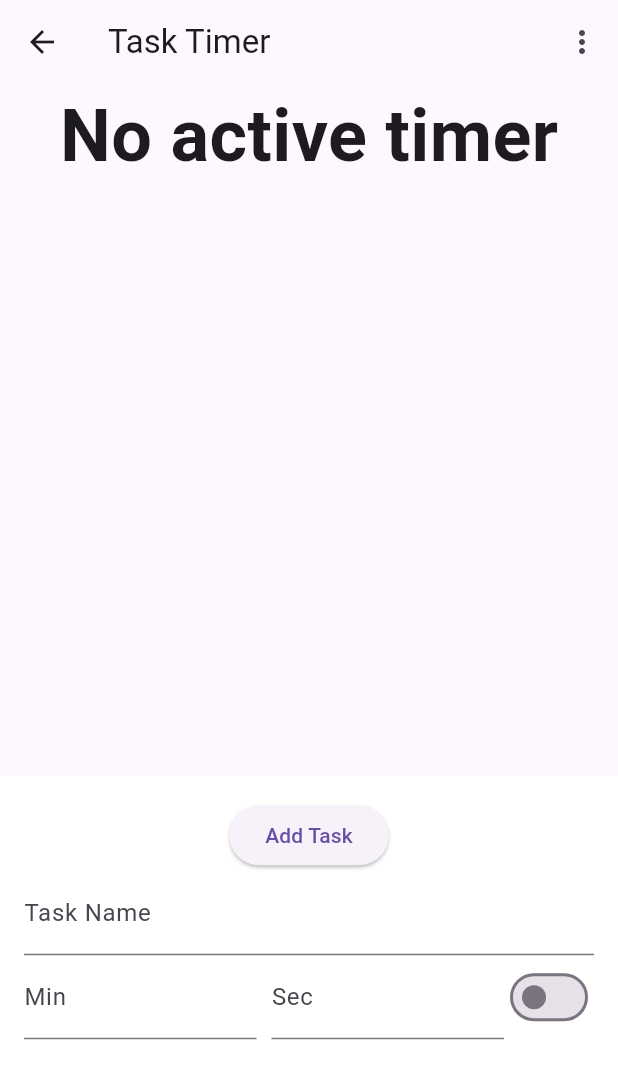
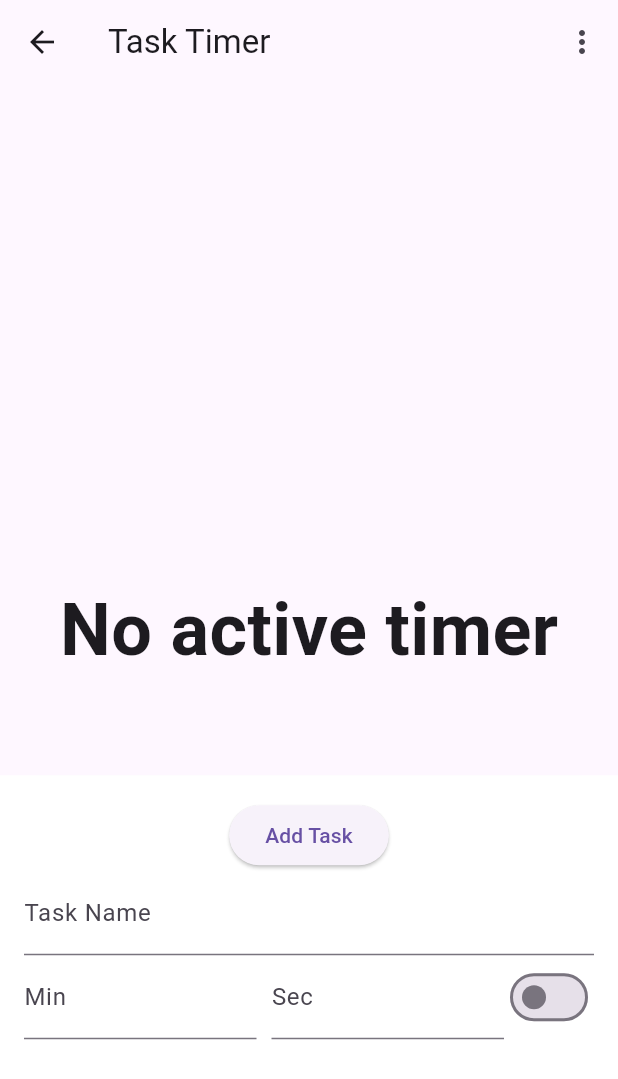
Before and after one commit to jackliu970103/flutterwithoutimport, a Flutter app: the screen it shows after launch, after a tap on "Add Task", on a phone screen of 412 x 824 dp. Shown: the top 1079 px of the screen. Run offline on Flutter 3.47's test engine with Material 3 defaults, Android fonts, the phone set to English and light mode, and no system bars; missing offline and left inert: dart:ffi.

Commit message:
fix timmer screen

```diff
--- a/lib/Timer.dart
+++ b/lib/Timer.dart
@@ -1,4 +1,6 @@
 import 'dart:async';
+import 'dart:ffi' as fii;
+import 'dart:math';
 import 'package:flutter/material.dart';
 import 'package:flutterwithoutimport/WeeklySummary.dart';
 
@@ -46,6 +48,7 @@ class _TimerscreenState extends State<Timerscreen> {
       body: Align(
         alignment: Alignment.center,
         child: Column(
+          mainAxisAlignment: MainAxisAlignment.center,
           children: [
             Text(
               _activeTask != null ? _activeTask!.getFormattedTime() : "No active timer",
@@ -56,6 +59,17 @@ class _TimerscreenState extends State<Timerscreen> {
               Text(
                 "Current Task: ${_activeTask!.taskName}",
                 style: const TextStyle(fontSize: 20, fontWeight: FontWeight.w500),
+              ),
+            const SizedBox(height: 20),
+            if (_activeTask != null)
+              SizedBox(
+                width: 200,
+                height: 200,
+                child: CustomPaint(
+                  painter: ClockPainter(
+                    _activeTask!.remainingSeconds % 60.toDouble(),
+                  ),
+                ),
               ),
           ],
         ),
@@ -127,12 +141,10 @@ class _TimerscreenState extends State<Timerscreen> {
                     ],
                   ),
                   const SizedBox(height: 10),
-                  // 讓 ReorderableListView 佔滿可用空間
                   SizedBox(
-                    height: 300, // 限制最大高度，避免影響 BottomSheet 滑動
+                    height: 500,
                     child: ReorderableListView.builder(
-                      physics: const NeverScrollableScrollPhysics(), // 禁用內部滾動，讓 BottomSheet 控制滾動
-                      shrinkWrap: true, // 只佔用所需空間
+                      shrinkWrap: false,
                       itemCount: _taskList.length,
                       itemBuilder: (context, index) {
                         final task = _taskList[index];
@@ -226,3 +238,47 @@ class Task {
     _timer?.cancel();
   }
 }
+class ClockPainter extends CustomPainter {
+  final double remainingTime; // 剩餘時間，單位：秒
+
+  ClockPainter(this.remainingTime);
+
+  @override
+  void paint(Canvas canvas, Size size) {
+    final center = Offset(size.width / 2, size.height / 2);
+    final radius = size.width / 2;
+
+    final paint = Paint()..color = Colors.blueAccent;
+    canvas.drawCircle(center, radius, paint);
+
+    for (int i = 0; i < 60; i++) {
+      final angle = 2 * pi * i / 60;
+      final startOffset = Offset(
+        center.dx + radius * 0.9 * cos(angle),
+        center.dy + radius * 0.9 * sin(angle),
+      );
+      final endOffset = Offset(
+        center.dx + radius * cos(angle),
+        center.dy + radius * sin(angle),
+      );
+      paint.color = i % 5 == 0 ? Colors.white : Colors.white.withOpacity(0.5);
+      paint.strokeWidth = 2.0;
+      canvas.drawLine(startOffset, endOffset, paint);
+    }
+
+    final remainingAngle = 2 * pi * (1 - remainingTime / 60);
+    final handLength = radius * 0.7;
+    final handOffset = Offset(
+      center.dx + handLength * cos(remainingAngle),
+      center.dy + handLength * sin(remainingAngle),
+    );
+    paint.color = Colors.red;
+    paint.strokeWidth = 4.0;
+    canvas.drawLine(center, handOffset, paint);
+  }
+
+  @override
+  bool shouldRepaint(CustomPainter oldDelegate) {
+    return true;
+  }
+}
--- a/lib/main.dart
+++ b/lib/main.dart
@@ -1,6 +1,5 @@
 import 'package:flutter/material.dart';
 import 'package:flutterwithoutimport/Timer.dart';
-import 'package:flutterwithoutimport/shake.dart';
 import 'package:flutterwithoutimport/splashscreen.dart';
 
 void main() {
--- a/lib/splashscreen.dart
+++ b/lib/splashscreen.dart
@@ -2,6 +2,7 @@ import 'dart:ffi';
 
 import 'package:flutter/material.dart';
 import 'package:flutterwithoutimport/Timer.dart';
+
 class Splashscreen extends StatefulWidget {
   const Splashscreen({super.key});
 
@@ -9,45 +10,61 @@ class Splashscreen extends StatefulWidget {
   State<Splashscreen> createState() => _SplashscreenState();
 }
 
-class _SplashscreenState extends State<Splashscreen>with TickerProviderStateMixin{
+class _SplashscreenState extends State<Splashscreen>
+    with TickerProviderStateMixin {
   late AnimationController animationController;
   late Animation<double> animation;
+
   @override
-  void dispose(){
+  void dispose() {
     super.dispose();
     animationController.reverse();
   }
+
   @override
   void initState() {
     super.initState();
-    animationController =AnimationController(vsync: this,duration: Duration(seconds: 3));
-    animation =Tween(begin: 50.0,end: 150.0).animate(animationController);
+    animationController = AnimationController(
+      vsync: this,
+      duration: Duration(seconds: 3),
+    );
+    animation = Tween(begin: 50.0, end: 150.0).animate(animationController);
     animationController.forward();
-    Future.delayed(Duration(seconds: 3),(){
-      Navigator.push(context, MaterialPageRoute(builder: (context)=>Timerscreen()));
+    Future.delayed(Duration(seconds: 3), () {
+      Navigator.push(
+        context,
+        MaterialPageRoute(builder: (context) => Timerscreen()),
+      );
     });
   }
+
   @override
   Widget build(BuildContext context) {
     return Scaffold(
-      body: Padding(padding: EdgeInsets.all(30),child: Column(
+      body: Padding(
+        padding: EdgeInsets.all(30),
+        child: Column(
           children: [
             Align(
               child: Column(
                 children: [
-            SizedBox(height: 300,),
-            Text("Forest",style: TextStyle(fontSize: 30),),
-            AnimatedBuilder(animation: animation, builder: (context,child) =>Container(
+                  AnimatedBuilder(
+                    animation: animation,
+                    builder:
+                        (context, child) => Container(
                           width: animation.value,
                           height: animation.value,
                           child: child,
-            ),child: Icon(Icons.access_time_rounded,size: 100,),),
+                        ),
+                    child: Icon(Icons.add, size: 100),
+                  ),
                 ],
-      ) ,
+              ),
               alignment: Alignment.center,
-          )
+            ),
           ],
-      ),),
+        ),
+      ),
     );
   }
 }
```
Lines whose indentation alone changed are shown as unchanged.
